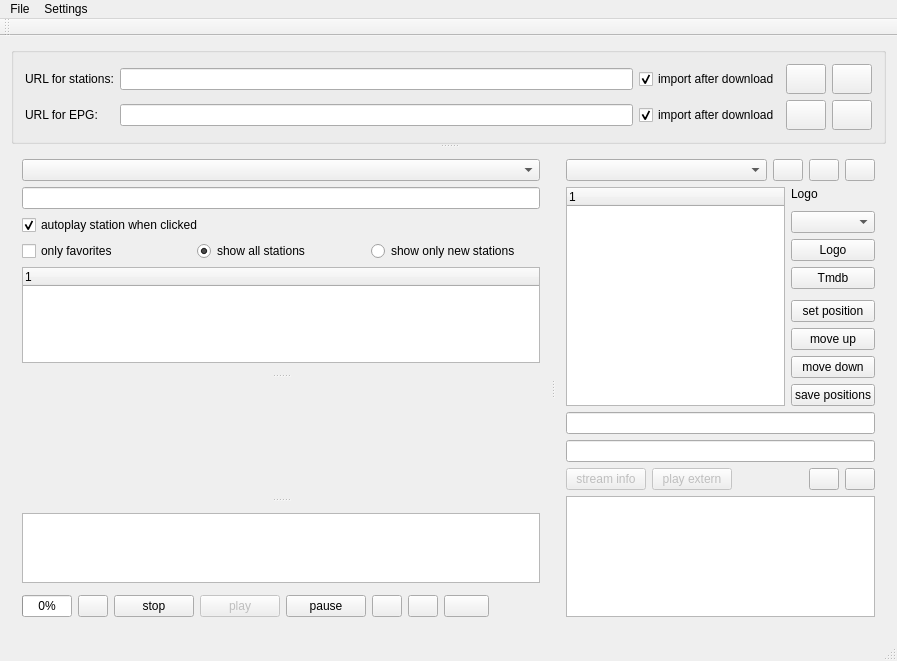
The window that mainwindow.ui (sgersing73/m3uMan) describes before a commit, drawn with Qt 5.
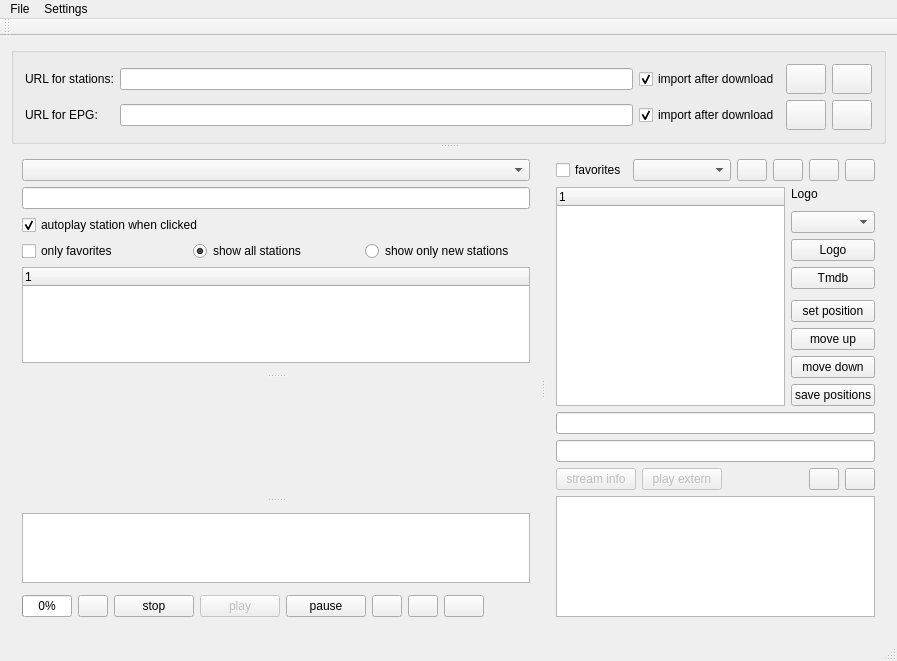
The same window after the commit. Icons and pictures are not drawn. Custom widgets are drawn as their Qt base class.

```diff
--- a/mainwindow.ui
+++ b/mainwindow.ui
@@ -282,6 +282,9 @@
            </property>
            <item row="2" column="0">
             <layout class="QHBoxLayout" name="horizontalLayout_5">
+             <property name="sizeConstraint">
+              <enum>QLayout::SetMinimumSize</enum>
+             </property>
              <item>
               <widget class="QProgressBar" name="pgbBuffer">
                <property name="maximumSize">
@@ -445,9 +448,42 @@
         <layout class="QVBoxLayout" name="verticalLayout_3">
          <item>
           <layout class="QHBoxLayout" name="horizontalLayout_2">
+           <item>
+            <widget class="QCheckBox" name="chkPlaylistOnlyFavorits">
+             <property name="sizePolicy">
+              <sizepolicy hsizetype="Maximum" vsizetype="Fixed">
+               <horstretch>0</horstretch>
+               <verstretch>0</verstretch>
+              </sizepolicy>
+             </property>
+             <property name="text">
+              <string>favorites</string>
+             </property>
+            </widget>
+           </item>
            <item>
             <widget class="QComboBox" name="cboPlaylists"/>
            </item>
+           <item>
+            <widget class="QPushButton" name="cmdAddToFavorits">
+             <property name="maximumSize">
+              <size>
+               <width>30</width>
+               <height>16777215</height>
+              </size>
+             </property>
+             <property name="toolTip">
+              <string>toggle favorite flag</string>
+             </property>
+             <property name="text">
+              <string/>
+             </property>
+             <property name="icon">
+              <iconset resource="m3uMan.qrc">
+               <normaloff>:/images/Ui/icons8-add-to-favorites-50.png</normaloff>:/images/Ui/icons8-add-to-favorites-50.png</iconset>
+             </property>
+            </widget>
+           </item>
            <item>
             <widget class="QPushButton" name="cmdNewPlaylist">
              <property name="maximumSize">
```
Left out of the diff: 45 changed lines with no effect on the pictures.
